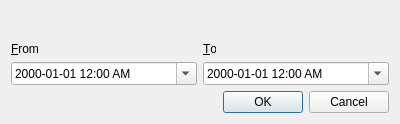
First picture: the form in src/main/python/ui_designs/closingsalesdialog.ui, repository JacksonRye/empireresturant, before the edit.
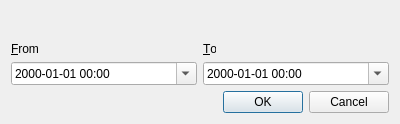
Second picture: the form after the edit.

What changed in the file:
```diff
--- a/src/main/python/ui_designs/closingsalesdialog.ui
+++ b/src/main/python/ui_designs/closingsalesdialog.ui
@@ -19,7 +19,7 @@
      <item row="3" column="1" alignment="Qt::AlignTop">
       <widget class="QDateTimeEdit" name="to_datetime_edit">
        <property name="displayFormat">
-        <string>yyyy-MM-dd h:mm AP</string>
+        <string>yyyy-MM-dd hh:mm</string>
        </property>
        <property name="calendarPopup">
         <bool>true</bool>
@@ -32,7 +32,7 @@
         <enum>QDateTimeEdit::YearSection</enum>
        </property>
        <property name="displayFormat">
-        <string>yyyy-MM-dd h:mm AP</string>
+        <string>yyyy-MM-dd hh:mm</string>
        </property>
        <property name="calendarPopup">
         <bool>true</bool>
```
